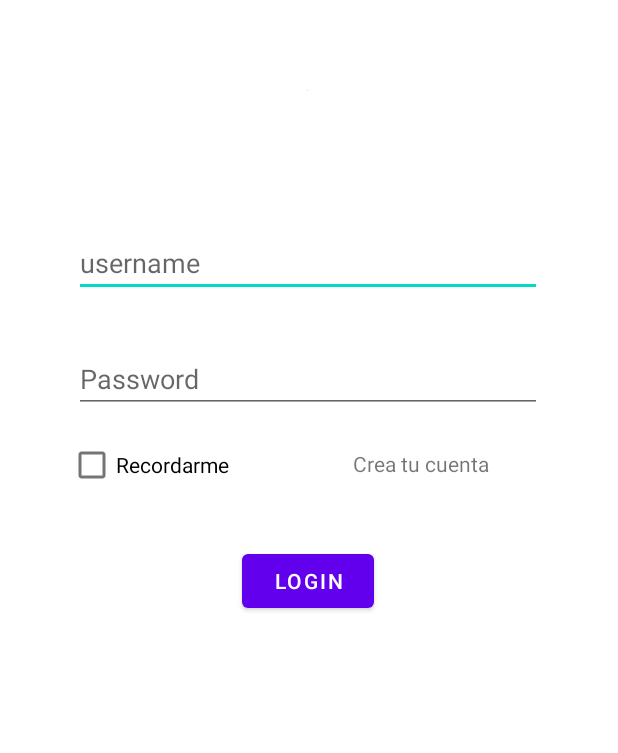
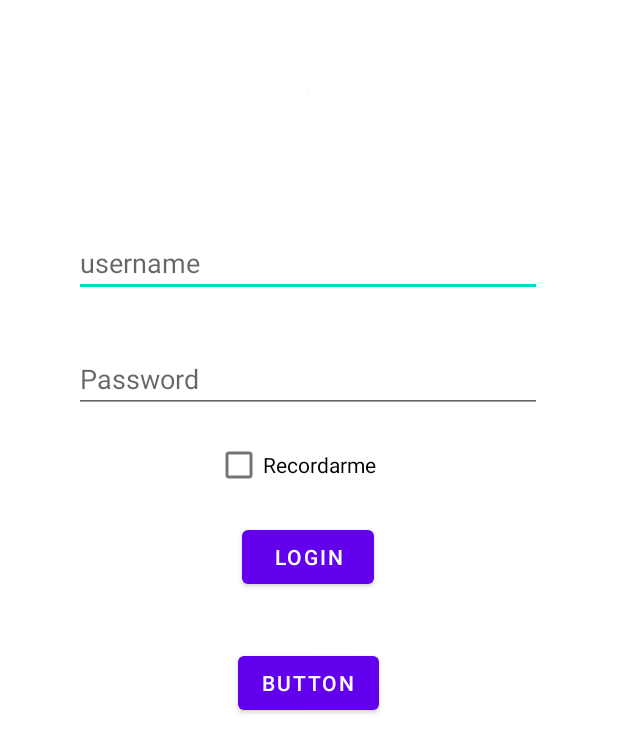
Before and after one commit to TiefVoid/IndieExposure, an Android app: the layout login_main.xml on its own in the app's theme, with its tools: preview values and no code run, on a phone screen of 412 x 824 dp. Shown: the top 753 px of the screen. Run offline under Robolectric (Android 15) with nearby library versions, the phone set to English and light mode, and no system bars.

Commit message:
Prueba de subida de login (completado el login)

```diff
--- a/app/build.gradle
+++ b/app/build.gradle
@@ -37,6 +37,7 @@ dependencies {
     implementation 'com.google.firebase:firebase-storage:20.0.1'
     implementation 'com.google.firebase:firebase-database:20.0.5'
     implementation 'com.squareup.picasso:picasso:2.71828'
+    implementation 'com.google.firebase:firebase-auth:21.0.4'
     testImplementation 'junit:junit:4.13.2'
     androidTestImplementation 'androidx.test.ext:junit:1.1.3'
     androidTestImplementation 'androidx.test.espresso:espresso-core:3.4.0'
--- a/app/src/main/AndroidManifest.xml
+++ b/app/src/main/AndroidManifest.xml
@@ -1,6 +1,8 @@
 <?xml version="1.0" encoding="utf-8"?>
 <manifest xmlns:android="http://schemas.android.com/apk/res/android"
     package="com.example.indieexposure">
+
+    <uses-permission android:name="android.permission.INTERNET"/>
 
     <application
         android:allowBackup="true"
@@ -11,6 +13,9 @@
         android:theme="@style/Theme.IndieExposure">
         <activity
             android:name=".NewPostActivity"
+            android:exported="false" />
+        <activity
+            android:name=".LoginActivity"
             android:exported="false" />
         <activity
             android:name=".PostActivity"
--- a/app/src/main/res/layout/login_main.xml
+++ b/app/src/main/res/layout/login_main.xml
@@ -46,22 +46,10 @@
         android:id="@+id/bLogin"
         android:layout_width="wrap_content"
         android:layout_height="wrap_content"
-        android:layout_marginTop="88dp"
+        android:layout_marginTop="72dp"
         android:text="Login"
         app:layout_constraintEnd_toEndOf="parent"
         app:layout_constraintHorizontal_bias="0.498"
-        app:layout_constraintStart_toStartOf="parent"
-        app:layout_constraintTop_toBottomOf="@+id/etpassword" />
-
-    <TextView
-        android:id="@+id/tvRegistro"
-        android:layout_width="169dp"
-        android:layout_height="25dp"
-        android:layout_marginTop="24dp"
-        android:text="Crea tu cuenta"
-        android:textAlignment="center"
-        app:layout_constraintEnd_toEndOf="parent"
-        app:layout_constraintHorizontal_bias="0.804"
         app:layout_constraintStart_toStartOf="parent"
         app:layout_constraintTop_toBottomOf="@+id/etpassword" />
 
@@ -71,8 +59,18 @@
         android:layout_height="37dp"
         android:layout_marginTop="16dp"
         android:text="Recordarme"
-        app:layout_constraintEnd_toStartOf="@+id/tvRegistro"
-        app:layout_constraintHorizontal_bias="0.657"
+        app:layout_constraintEnd_toEndOf="parent"
         app:layout_constraintStart_toStartOf="parent"
         app:layout_constraintTop_toBottomOf="@+id/etpassword" />
+
+    <Button
+        android:id="@+id/bregistro"
+        android:layout_width="wrap_content"
+        android:layout_height="wrap_content"
+        android:layout_marginTop="36dp"
+        android:text="Button"
+        app:layout_constraintEnd_toEndOf="parent"
+        app:layout_constraintHorizontal_bias="0.498"
+        app:layout_constraintStart_toStartOf="parent"
+        app:layout_constraintTop_toBottomOf="@+id/bLogin" />
 </androidx.constraintlayout.widget.ConstraintLayout>
```
Also changed, not shown: app/src/main/java/com/example/indieexposure/LoginActivity.java (+76 -0 lines).
